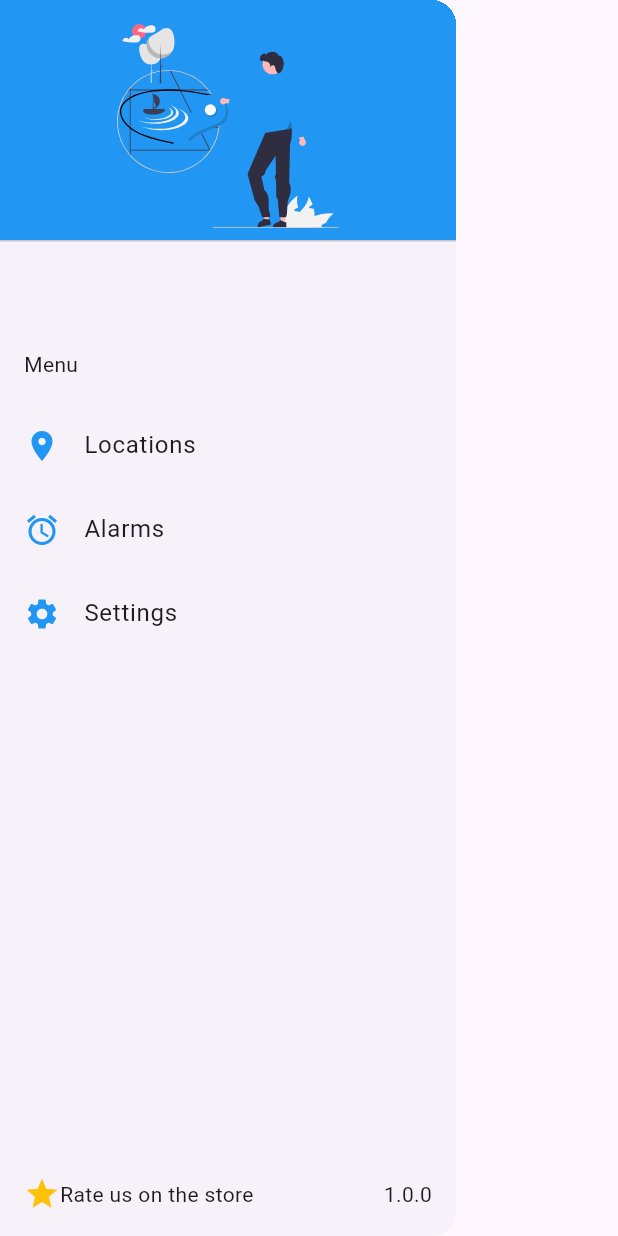
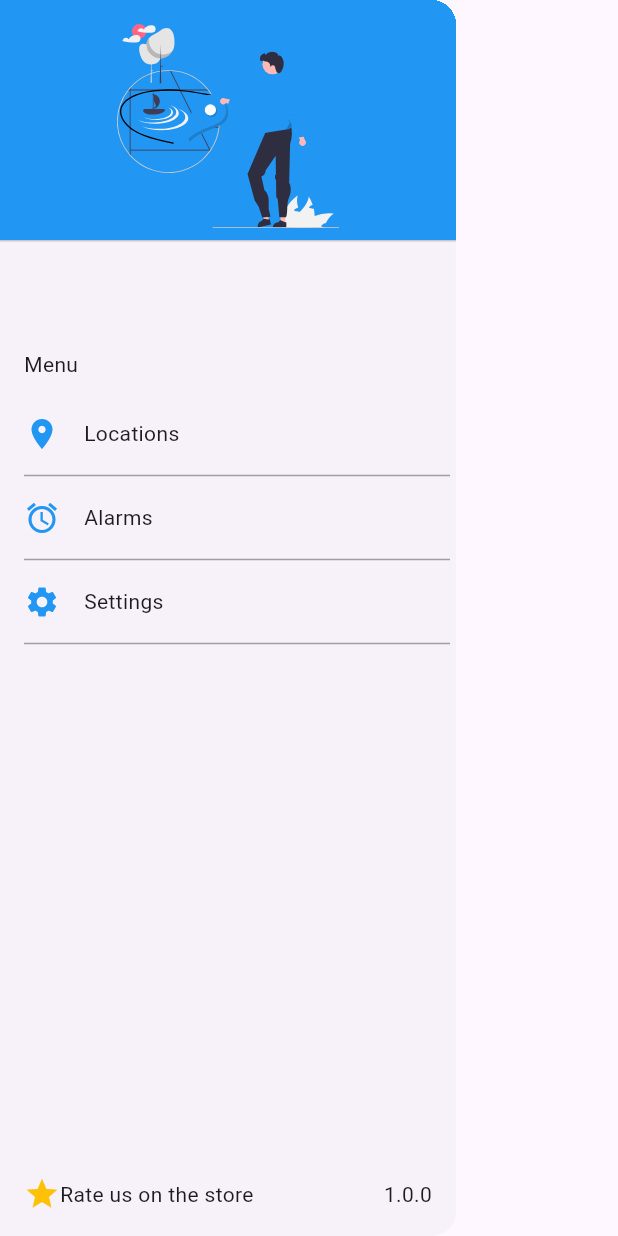
Before and after one commit to felipe-graca/wake_me_up, a Flutter app: the CustomDrawerWidget widget shown alone on an empty page, opened directly, on a phone screen of 412 x 824 dp. Run offline on Flutter 3.47's test engine with Material 3 defaults, Android fonts, the phone set to English and light mode, and no system bars; our stand-ins replace equatable, flutter_bloc, flutter_svg, get_it, go_router, google_maps_flutter and 2 more; accounts and stored records are empty.

Commit message:
first commit

```diff
--- /dev/null
+++ b/lib/features/location/data/datasource/internal/i_location_internal_datasource.dart
@@ -0,0 +1,5 @@
+import 'package:wake_me_up/features/location/data/models/location_model.dart';
+
+abstract interface class ILocationInternalDatasource {
+  Future<LocationModel> getLocation();
+}
--- a/lib/ui/widgets/custom_drawer_widget.dart
+++ b/lib/ui/widgets/custom_drawer_widget.dart
@@ -18,6 +18,7 @@ class _CustomDrawerWidgetState extends State<CustomDrawerWidget> {
       child: Column(
         children: [
           ListView(
+            physics: const NeverScrollableScrollPhysics(),
             shrinkWrap: true,
             padding: EdgeInsets.zero,
             children: <Widget>[
@@ -34,30 +35,32 @@ class _CustomDrawerWidgetState extends State<CustomDrawerWidget> {
                 padding: EdgeInsets.symmetric(horizontal: 16),
                 child: Text('Menu'),
               ),
-              16.height,
-              ListTile(
-                leading: const Icon(
-                  Icons.location_on_sharp,
-                  color: Color(0xff2196F3),
+              24.height,
+              Padding(
+                padding: const EdgeInsets.only(left: 16, right: 4),
+                child: _buildMenuItem(
+                  icon: Icons.location_on_sharp,
+                  title: 'Locations',
+                  soute: '',
                 ),
-                title: const Text('Locations'),
-                onTap: () {},
               ),
-              ListTile(
-                leading: const Icon(
-                  Icons.alarm,
-                  color: Color(0xff2196F3),
+              8.height,
+              Padding(
+                padding: const EdgeInsets.only(left: 16, right: 4),
+                child: _buildMenuItem(
+                  icon: Icons.alarm,
+                  title: 'Alarms',
+                  soute: '',
                 ),
-                title: const Text('Alarms'),
-                onTap: () {},
               ),
-              ListTile(
-                leading: const Icon(
-                  Icons.settings,
-                  color: Color(0xff2196F3),
+              8.height,
+              Padding(
+                padding: const EdgeInsets.only(left: 16, right: 4),
+                child: _buildMenuItem(
+                  icon: Icons.settings,
+                  title: 'Settings',
+                  soute: '',
                 ),
-                title: const Text('Settings'),
-                onTap: () {},
               ),
             ],
           ),
@@ -88,4 +91,28 @@ class _CustomDrawerWidgetState extends State<CustomDrawerWidget> {
       ),
     );
   }
+
+  Widget _buildMenuItem({
+    required IconData icon,
+    required String title,
+    required String soute,
+  }) {
+    return GestureDetector(
+      child: AbsorbPointer(
+        child: Column(
+          children: [
+            Row(
+              children: [
+                Icon(icon, color: const Color(0xff2196F3)),
+                16.width,
+                Flexible(child: Text(title)),
+              ],
+            ),
+            8.height,
+            const Divider(color: Colors.grey),
+          ],
+        ),
+      ),
+    );
+  }
 }
--- a/pubspec.yaml
+++ b/pubspec.yaml
@@ -39,6 +39,11 @@ dependencies:
   go_router: ^13.2.0
   lottie: ^2.7.0
   flutter_svg: ^2.0.10+1
+  flutter_map: ^6.1.0
+  google_maps_flutter: ^2.5.3
+  flutter_bloc: ^8.1.5
+  shared_preferences: ^2.2.3
+  get_it: ^7.6.7
 
 dev_dependencies:
   flutter_test:
```
Also changed, not shown: lib/core/exceptions/storage/storage_exceptions.dart (added, +12 -0 lines), lib/core/locator/locator_injections.dart (added, +24 -0 lines), lib/core/services/storage/i_storage_service.dart (+6 -1 lines), lib/core/services/storage/storage_service.dart (+26 -1 lines), lib/features/location/cubit/location_cubit.dart (added, +9 -0 lines), lib/features/location/cubit/location_state.dart (added, +12 -0 lines), lib/features/location/data/models/lat_lng_model.dart (added, +32 -0 lines), lib/features/location/data/models/location_model.dart (renamed from lib/core/features/location/data/models/location_model.dart, +5 -8 lines), lib/features/location/domain/entities/lat_lng_entity.dart (added, +31 -0 lines), lib/features/location/domain/entities/location_entity.dart (renamed from lib/core/features/location/domain/entities/location_entity.dart, +9 -11 lines), lib/main.dart (+37 -5 lines), lib/ui/pages/home/home_page.dart (+42 -1 lines), lib/ui/widgets/custom_button_widget.dart (added, +56 -0 lines), lib/features/location/data/datasource/internal/location_internal_datasource.dart (added), 1 more files, 21 other files.
